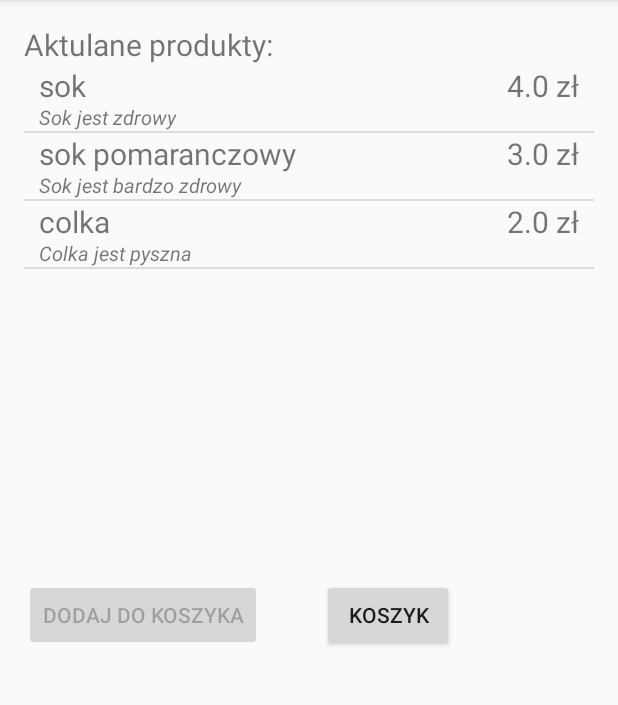
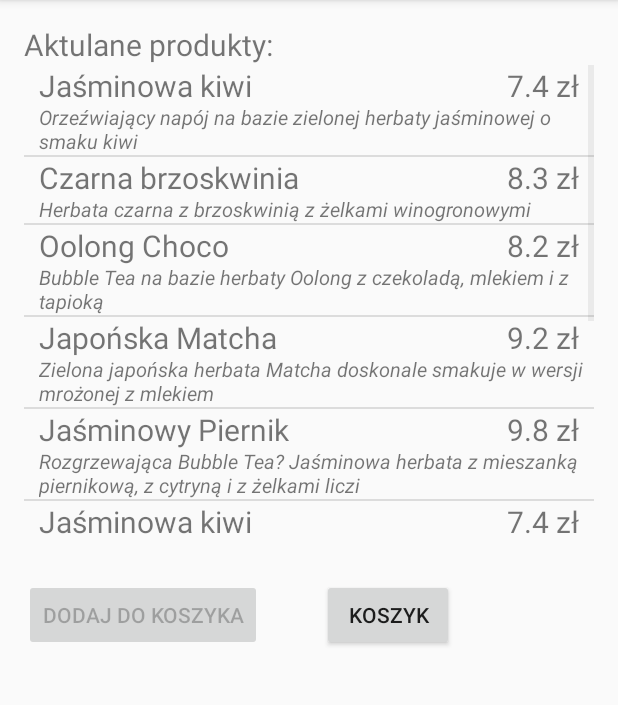
Before and after one commit to strzalka001/ProjektZTP, an Android app: the ProduktyActivity screen opened directly, with no data from a screen before it, on a phone screen of 412 x 824 dp, the part 84-789 px from its top. Run offline under Robolectric (Android 15) with nearby library versions, the phone set to English and light mode, and no system bars.

Commit message:
zaktualizowana baza

```diff
--- a/app/src/main/java/com/example/milek/projektztp/Herbata.java
+++ b/app/src/main/java/com/example/milek/projektztp/Herbata.java
@@ -9,6 +9,4 @@ public abstract class Herbata {
     public abstract float Cena();
     public abstract String Opis();
 
-
-
 }
--- a/app/src/main/java/com/example/milek/projektztp/KulkiTapioka.java
+++ b/app/src/main/java/com/example/milek/projektztp/KulkiTapioka.java
@@ -7,7 +7,7 @@ package com.example.milek.projektztp;
 public class KulkiTapioka extends Kulki {
 
     float cena = 2f;
-        String opis = " Kulki Tapioka";
+    String opis = " kulki tapioka";
 
     Herbata herbata;
 
--- a/app/src/main/java/com/example/milek/projektztp/KulkiTruskawka.java
+++ b/app/src/main/java/com/example/milek/projektztp/KulkiTruskawka.java
@@ -7,7 +7,7 @@ package com.example.milek.projektztp;
 public class KulkiTruskawka extends Kulki {
 
     float cena = 2.2f;
-    String opis = " Kulki Truskawka";
+    String opis = " kulki truskawkowe";
 
     Herbata herbata;
 
--- a/app/src/main/java/com/example/milek/projektztp/Produkt.java
+++ b/app/src/main/java/com/example/milek/projektztp/Produkt.java
@@ -3,14 +3,15 @@ package com.example.milek.projektztp;
 
 import java.io.Serializable;
 
-public class Produkt implements Serializable{
+public class Produkt implements Serializable {
 
     public int id;
     public String nazwa;
     public float cena;
     public String opis;
 
-    public Produkt() {}
+    public Produkt() {
+    }
 
     public Produkt(int id, String nazwa, float cena, String opis) {
         this.id = id;
--- a/app/src/main/java/com/example/milek/projektztp/ProduktyActivity.java
+++ b/app/src/main/java/com/example/milek/projektztp/ProduktyActivity.java
@@ -32,7 +32,6 @@ public class ProduktyActivity extends AppCompatActivity {
         addListenerOnButtonDodajDoKoszyk();
         addListenerOnButtonZobaczKoszyk();
 
-
         products = new ArrayList();
         ProduktDAO db = new ProduktDAOimpl(this,baza);
         db.open();
@@ -40,17 +39,21 @@ public class ProduktyActivity extends AppCompatActivity {
             db.usunProdukt(i.id);
         }
 
-        db.dodajProdukt("sok", 4 , "Sok jest zdrowy");
-        db.dodajProdukt("sok pomaranczowy", 3 , "Sok jest bardzo zdrowy");
-        db.dodajProdukt("colka", 2 , "Colka jest pyszna");
-
+        db.dodajProdukt("Jaśminowa kiwi", 7.4f , "Orzeźwiający napój na bazie zielonej herbaty jaśminowej o smaku kiwi");
+        db.dodajProdukt("Czarna brzoskwinia", 8.3f , "Herbata czarna z brzoskwinią z żelkami winogronowymi");
+        db.dodajProdukt("Oolong Choco", 8.2f , "Bubble Tea na bazie herbaty Oolong z czekoladą, mlekiem i z tapioką");
+        db.dodajProdukt("Japońska Matcha", 9.2f , "Zielona japońska herbata Matcha doskonale smakuje w wersji mrożonej z mlekiem");
+        db.dodajProdukt("Jaśminowy Piernik", 9.8f , "Rozgrzewająca Bubble Tea? Jaśminowa herbata z mieszanką piernikową, z cytryną i z żelkami liczi");
+        db.dodajProdukt("Jaśminowa kiwi", 7.4f , "Orzeźwiający napój na bazie zielonej herbaty jaśminowej o smaku kiwi");
+        db.dodajProdukt("Czarna brzoskwinia", 8.3f , "Herbata czarna z brzoskwinią z żelkami winogronowymi");
+        db.dodajProdukt("Oolong Choco", 8.2f , "Bubble Tea na bazie herbaty Oolong z czekoladą, mlekiem i z tapioką");
+        db.dodajProdukt("Japońska Matcha", 9.2f , "Zielona japońska herbata Matcha doskonale smakuje w wersji mrożonej z mlekiem");
+        db.dodajProdukt("Jaśminowy Piernik", 9.8f , "Rozgrzewająca Bubble Tea? Jaśminowa herbata z mieszanką piernikową, z cytryną i z żelkami liczi");
 
         lvProducts = (ListView) findViewById( R.id.lista_produktow);
         //pole = (TextView) findViewById(R.id.textView4);
         lvProducts.setAdapter(new ListaAdapter(this, db.pobierzListeProduktow()));
         lvProducts.setClickable(true);
-
-
 
         lvProducts.setOnItemClickListener(new AdapterView.OnItemClickListener() {
             @Override
@@ -59,10 +62,8 @@ public class ProduktyActivity extends AppCompatActivity {
                 // Toast.makeText(getApplicationContext(),product.getDesc(),Toast.LENGTH_LONG).show();
                 //pole.setText(product.getDesc());
                 DodajDoKoszyka.setEnabled(true);
-
             }
         });
-
     }
 
     public void addListenerOnButtonDodajDoKoszyk() {
--- a/app/src/main/java/com/example/milek/projektztp/SyropWanilia.java
+++ b/app/src/main/java/com/example/milek/projektztp/SyropWanilia.java
@@ -7,7 +7,7 @@ package com.example.milek.projektztp;
 public class SyropWanilia extends Syrop{
 
     float cena=1.1f;
-    String opis = " Syrop Wanilia";
+    String opis = " syrop waniliowy Monin";
 
     Herbata herbata;
 
--- a/app/src/main/java/com/example/milek/projektztp/TwojKoszyk.java
+++ b/app/src/main/java/com/example/milek/projektztp/TwojKoszyk.java
@@ -8,9 +8,9 @@ import java.util.ArrayList;
 
 public class TwojKoszyk {
 
-    private static ArrayList<Produkt> koszyk = new ArrayList<Produkt>();
+    private static ArrayList<Produkt> koszyk = new ArrayList<>();
 
-    TwojKoszyk(){
+    TwojKoszyk() {
     }
 
     public static ArrayList<Produkt> pobierzKoszyk() {
```
Also changed, not shown: app/src/main/java/com/example/milek/projektztp/BazaDanych.java (+3 -33 lines), app/src/main/java/com/example/milek/projektztp/HerbataCzarna.java (+5 -9 lines), app/src/main/java/com/example/milek/projektztp/HerbataZielona.java (+6 -8 lines), app/src/main/java/com/example/milek/projektztp/HerbatyActivity.java (+98 -98 lines), app/src/main/java/com/example/milek/projektztp/Kulki.java (+5 -12 lines), app/src/main/java/com/example/milek/projektztp/ProduktDAOimpl.java (+16 -31 lines), app/src/main/java/com/example/milek/projektztp/Syrop.java (+5 -17 lines), app/src/main/java/com/example/milek/projektztp/SyropCzekolada.java (+7 -9 lines), app/src/main/java/com/example/milek/projektztp/SyropLiczi.java (+7 -9 lines), app/src/main/java/com/example/milek/projektztp/SyropMango.java (+7 -9 lines). Lines whose indentation alone changed are shown as unchanged.
